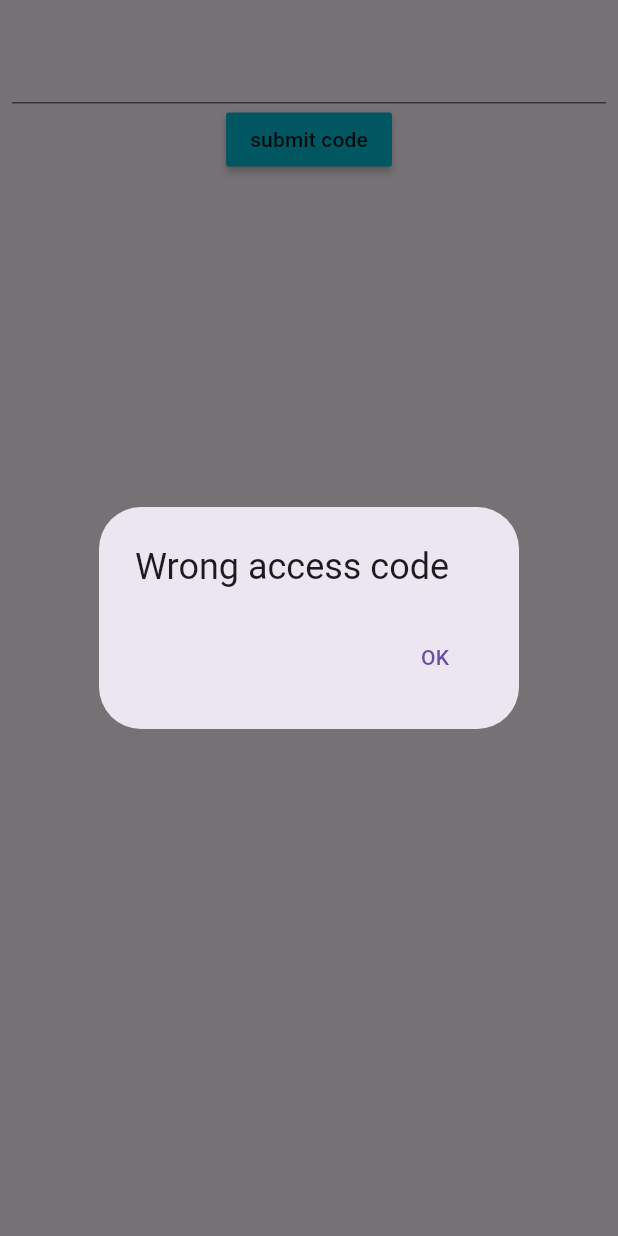
After one commit to zxcBrawler/listview_app, a Flutter app: the screen it shows after launch, after a tap on "submit code", on a phone screen of 412 x 824 dp. The commit adds this screen. Run offline on Flutter 3.47's test engine with Material 3 defaults, Android fonts, the phone set to English and light mode, and no system bars; our stand-ins replace hive, hive_flutter, image_picker, location, shared_preferences; accounts and stored records are empty.

Commit message:
new features

```diff
--- a/lib/hive/boxes.dart
+++ b/lib/hive/boxes.dart
@@ -1,4 +1,3 @@
 import 'package:hive/hive.dart';
 
-late Box userBox;
 late Box notesBox;
--- a/lib/hive/notes.dart
+++ b/lib/hive/notes.dart
@@ -1,9 +1,20 @@
 import 'package:hive/hive.dart';
 part 'notes.g.dart';
 
-@HiveType(typeId: 1)
+@HiveType(typeId: 0)
 class Note extends HiveObject {
-  Note({required this.text});
   @HiveField(0)
   String text;
+
+  @HiveField(1)
+  String? photoPath;
+
+  @HiveField(2)
+  double? latitude;
+
+  @HiveField(3)
+  double? longitude;
+
+  Note(this.text);
+  Note.withPhoto(this.text, this.photoPath, {this.latitude, this.longitude});
 }
--- a/lib/main.dart
+++ b/lib/main.dart
@@ -1,36 +1,60 @@
 import 'package:flutter/material.dart';
-import 'package:listview_app/constants.dart';
+import 'package:listview_app/pages/login_page.dart';
+import 'package:listview_app/utils/constants.dart';
 import 'package:listview_app/hive/boxes.dart';
 import 'package:listview_app/hive/notes.dart';
-import 'package:listview_app/hive/user.dart';
 import 'package:listview_app/pages/home_page.dart';
-import 'package:listview_app/list_provider.dart';
-import 'package:listview_app/my_router.dart';
+import 'package:listview_app/providers/list_provider.dart';
+import 'package:listview_app/utils/my_router.dart';
+import 'package:listview_app/providers/settings_provider.dart';
+import 'package:listview_app/providers/theme_provider.dart';
 import 'package:provider/provider.dart';
 import 'package:hive_flutter/hive_flutter.dart';
+import 'package:shared_preferences/shared_preferences.dart';
 
-void main() async {
+Future<void> main() async {
   await Hive.initFlutter();
-  Hive.registerAdapter(UserAdapter());
   Hive.registerAdapter(NoteAdapter());
-  userBox = await Hive.openBox<User>('userBox');
-  notesBox = await Hive.openBox<User>('notesBox');
-  runApp(ChangeNotifierProvider<ListProvider>.value(
-    value: ListProvider(),
-    child: const MainPage(),
-  ));
+  notesBox = await Hive.openBox<Note>('notesBox');
+  final SharedPreferences sp = await SharedPreferences.getInstance();
+  var isDarkTheme = sp.getBool("darkTheme") ?? false;
+  runApp(
+    MultiProvider(
+      providers: [
+        ChangeNotifierProvider<ListProvider>.value(value: ListProvider()),
+        ChangeNotifierProvider<SettingsProvider>(
+          create: (_) => SettingsProvider(sp),
+          lazy: false,
+        ),
+        ChangeNotifierProvider<ThemeProvider>(
+            create: (_) => ThemeProvider(isDarkTheme))
+      ],
+      child: MaterialApp(
+        debugShowCheckedModeBanner: false,
+        home: LoginPage(
+          listProvider: ListProvider(),
+        ),
+      ),
+    ),
+  );
 }
 
 class MainPage extends StatelessWidget {
   const MainPage({super.key});
+
   @override
   Widget build(BuildContext context) {
-    return const MaterialApp(
-      debugShowCheckedModeBanner: false,
-      onGenerateRoute: MyRouter.generateRoute,
-      title: 'Flutter ListView',
-      initialRoute: homePage,
-      home: HomePage(),
+    return Consumer<ThemeProvider>(
+      builder: (BuildContext context, ThemeProvider value, Widget? child) {
+        return MaterialApp(
+          theme: value.getTheme(),
+          debugShowCheckedModeBanner: false,
+          onGenerateRoute: MyRouter.generateRoute,
+          title: 'Flutter ListView',
+          initialRoute: homePage,
+          home: const HomePage(),
+        );
+      },
     );
   }
 }
--- a/lib/pages/edit_page.dart
+++ b/lib/pages/edit_page.dart
@@ -1,5 +1,5 @@
 import 'package:flutter/material.dart';
-import 'package:listview_app/list_provider.dart';
+import 'package:listview_app/providers/list_provider.dart';
 import 'package:provider/provider.dart';
 
 class EditPage extends StatefulWidget {
@@ -16,8 +16,7 @@ class _EditPageState extends State<EditPage> {
   void initState() {
     super.initState();
     final listProvider = Provider.of<ListProvider>(context, listen: false);
-    _textController.text =
-        listProvider.getNote(listProvider.selectedIndex).text;
+    _textController.text = listProvider.notes[listProvider.selectedIndex].text;
   }
 
   @override
--- /dev/null
+++ b/lib/pages/login_page.dart
@@ -0,0 +1,97 @@
+import 'package:flutter/material.dart';
+import 'package:listview_app/main.dart';
+import 'package:listview_app/providers/list_provider.dart';
+import 'package:listview_app/providers/settings_provider.dart';
+import 'package:listview_app/providers/theme_provider.dart';
+import 'package:provider/provider.dart';
+import 'package:shared_preferences/shared_preferences.dart';
+
+class LoginPage extends StatefulWidget {
+  final ListProvider listProvider;
+  const LoginPage({Key? key, required this.listProvider}) : super(key: key);
+
+  @override
+  _LoginPageState createState() => _LoginPageState();
+}
+
+class _LoginPageState extends State<LoginPage> {
+  TextEditingController _codeController = TextEditingController();
+
+  @override
+  void initState() {
+    super.initState();
+    _codeController = TextEditingController();
+  }
+
+  @override
+  Widget build(BuildContext context) {
+    return Scaffold(
+      body: SafeArea(
+          child: Padding(
+        padding: const EdgeInsets.all(8.0),
+        child: Column(
+          children: [
+            TextField(
+              controller: _codeController,
+              decoration: const InputDecoration(),
+              keyboardType: TextInputType.number,
+              style: const TextStyle(fontSize: 30.0),
+              textAlign: TextAlign.center,
+            ),
+            MaterialButton(
+              color: Colors.cyan,
+              onPressed: () => _submitCode(),
+              child: const Text("submit code"),
+            )
+          ],
+        ),
+      )),
+    );
+  }
+
+  void _submitCode() async {
+    SharedPreferences sp = await SharedPreferences.getInstance();
+    var isDarkTheme = sp.getBool("darkTheme") ?? false;
+    String enteredCode = _codeController.text;
+
+    if (mounted) {
+      final settings = Provider.of<SettingsProvider>(context, listen: false);
+      if (enteredCode != settings.newLoginCode) {
+        showDialog(
+          context: context,
+          builder: (context) => AlertDialog(
+            title: const Text('Wrong access code'),
+            actions: [
+              TextButton(
+                onPressed: () => Navigator.pop(context),
+                child: const Text('OK'),
+              ),
+            ],
+          ),
+        );
+      } else {
+        Navigator.pushReplacement(
+          context,
+          MaterialPageRoute(
+            builder: (context) => Builder(
+              builder: (context) => MultiProvider(
+                providers: [
+                  ChangeNotifierProvider<ListProvider>.value(
+                    value: widget.listProvider,
+                  ),
+                  ChangeNotifierProvider<SettingsProvider>(
+                    create: (context) => SettingsProvider(sp),
+                    lazy: false,
+                  ),
+                  ChangeNotifierProvider<ThemeProvider>(
+                      create: (_) => ThemeProvider(isDarkTheme))
+                ],
+                child: const MainPage(),
+              ),
+            ),
+          ),
+        );
+      }
+    }
+  }
+}
--- /dev/null
+++ b/lib/providers/settings_provider.dart
@@ -0,0 +1,37 @@
+import 'package:flutter/material.dart';
+import 'package:shared_preferences/shared_preferences.dart';
+
+class SettingsProvider with ChangeNotifier {
+  SharedPreferences sp;
+  TextEditingController nameController = TextEditingController();
+
+  static const String name = 'fullName';
+  static const String birthDate = 'birthDate';
+  static const String code = 'loginCode';
+
+  DateTime get newBirthDate {
+    final dateString = sp.getString(birthDate);
+    return dateString != null ? DateTime.parse(dateString) : DateTime.now();
+  }
+
+  set newBirthDate(DateTime value) {
+    sp.setString(birthDate, value.toIso8601String());
+    notifyListeners();
+  }
+
+  String get newLoginCode => sp.getString(code) ?? "1306";
+  set newLoginCode(String value) {
+    sp.setString(code, value);
+    notifyListeners();
+  }
+
+  SettingsProvider(this.sp) {
+    nameController.text = sp.getString(name) ?? '';
+  }
+
+  void updateName(String newName) {
+    nameController.text = newName;
+    sp.setString(name, newName);
+    notifyListeners();
+  }
+}
--- /dev/null
+++ b/lib/providers/theme_provider.dart
@@ -0,0 +1,31 @@
+import 'package:flutter/material.dart';
+import 'package:shared_preferences/shared_preferences.dart';
+
+class ThemeProvider extends ChangeNotifier {
+  ThemeData _selectedTheme = ThemeData.dark();
+  late SharedPreferences prefs;
+
+  ThemeData dark = ThemeData.dark().copyWith();
+
+  ThemeData light = ThemeData.light().copyWith();
+
+  ThemeProvider(bool darkThemeOn) {
+    _selectedTheme = darkThemeOn ? dark : light;
+  }
+
+  Future<void> swapTheme() async {
+    prefs = await SharedPreferences.getInstance();
+
+    if (_selectedTheme == dark) {
+      _selectedTheme = light;
+      await prefs.setBool("darkTheme", false);
+    } else {
+      _selectedTheme = dark;
+      await prefs.setBool("darkTheme", true);
+    }
+
+    notifyListeners();
+  }
+
+  ThemeData getTheme() => _selectedTheme;
+}
--- a/lib/constants.dart
+++ b/lib/utils/constants.dart
@@ -1,3 +1,4 @@
 const String homePage = '/';
 const String secondPage = '/add_page';
 const String thirdPage = '/edit_page';
+const String fourthPage = '/settings_page';
--- a/lib/my_router.dart
+++ b/lib/utils/my_router.dart
@@ -2,7 +2,8 @@ import 'package:flutter/material.dart';
 import 'package:listview_app/pages/add_page.dart';
 import 'package:listview_app/pages/edit_page.dart';
 import 'package:listview_app/pages/home_page.dart';
-import 'package:listview_app/constants.dart';
+import 'package:listview_app/utils/constants.dart';
+import 'package:listview_app/pages/settings_page.dart';
 
 class MyRouter {
   static Route generateRoute(RouteSettings settings) {
@@ -13,6 +14,8 @@ class MyRouter {
         return MaterialPageRoute(builder: (_) => AddPage());
       case thirdPage:
         return MaterialPageRoute(builder: (_) => const EditPage());
+      case fourthPage:
+        return MaterialPageRoute(builder: (_) => const SettingsPage());
     }
 
     return MaterialPageRoute(
```
Also changed, not shown: lib/hive/user.dart (deleted, +0 -14 lines), lib/list_provider.dart (deleted, +0 -33 lines), lib/pages/add_page.dart (+79 -5 lines), lib/pages/home_page.dart (+21 -7 lines), lib/pages/settings_page.dart (added, +85 -0 lines), lib/providers/list_provider.dart (added, +47 -0 lines), pubspec.yaml (+6 -1 lines), lib/hive/notes.g.dart, lib/hive/user.g.dart (deleted), lib/pages/enter_code_page.dart (added), pubspec.lock, 7 other files.
